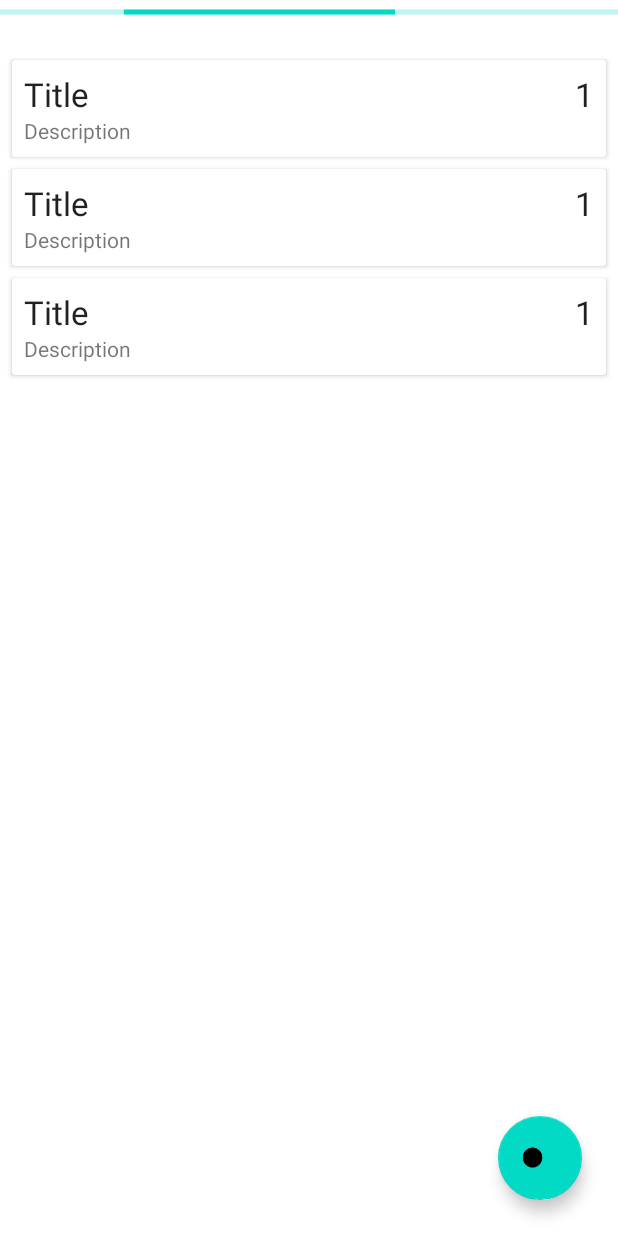
After one commit to nirzonpop192/hisabee, an Android app: the layout fragment_home.xml on its own in the app's theme, with its tools: preview values and no code run, on a phone screen of 412 x 824 dp. The commit adds this screen. Run offline under Robolectric (Android 15) with nearby library versions, the phone set to English and light mode, and no system bars.

Commit message:
implemented view model repository pagging3

```diff
--- a/app/build.gradle
+++ b/app/build.gradle
@@ -44,6 +44,8 @@ dependencies {
     implementation 'androidx.appcompat:appcompat:1.6.0'
     implementation 'com.google.android.material:material:1.8.0'
     implementation 'androidx.constraintlayout:constraintlayout:2.1.4'
+    implementation 'androidx.navigation:navigation-fragment-ktx:2.5.3'
+    implementation 'androidx.navigation:navigation-ui-ktx:2.5.3'
     testImplementation 'junit:junit:4.13.2'
     androidTestImplementation 'androidx.test.ext:junit:1.1.5'
     androidTestImplementation 'androidx.test.espresso:espresso-core:3.5.1'
@@ -67,6 +69,9 @@ dependencies {
     kapt "androidx.room:room-compiler:$room_version"
     // Kotlin Extensions and Coroutines support for Room
     implementation "androidx.room:room-ktx:$room_version"
+
+    def paging_version = "3.1.1"
+    implementation "androidx.paging:paging-runtime:$paging_version"
 }
 // Allow references to generated code
 kapt {
--- /dev/null
+++ b/app/src/main/java/com/faisal/hiasbe/data/dim.kt
@@ -0,0 +1,4 @@
+package com.faisal.hiasbe.data
+
+class dim {
+}
--- a/app/src/main/java/com/faisal/hiasbe/local/TodoDao.kt
+++ b/app/src/main/java/com/faisal/hiasbe/data/local/TodoDao.kt
@@ -1,13 +1,13 @@
-package com.faisal.hiasbe.local
+package com.faisal.hiasbe.data.local
 
 import androidx.room.*
-import com.faisal.hiasbe.model.Item
+import com.faisal.hiasbe.data.model.Item
 
 
 @Dao
 interface TodoDao {
     @Query("SELECT * FROM tbTodo")
-    fun getRepository() : List<Item>
+    fun getToDoList() : List<Item>
 
     @Insert(onConflict = OnConflictStrategy.REPLACE)
     suspend fun insert(repositoryItem: Item) : Long
--- a/app/src/main/java/com/faisal/hiasbe/local/TodoDataBase.kt
+++ b/app/src/main/java/com/faisal/hiasbe/data/local/TodoDataBase.kt
@@ -1,9 +1,9 @@
-package com.faisal.hiasbe.local
+package com.faisal.hiasbe.data.local
 
 import androidx.room.Database
 import androidx.room.RoomDatabase
 import com.faisal.hiasbe.di.ApplicationScope
-import com.faisal.hiasbe.model.Item
+import com.faisal.hiasbe.data.model.Item
 import kotlinx.coroutines.CoroutineScope
 import javax.inject.Inject
 import javax.inject.Provider
@@ -15,7 +15,7 @@ import javax.inject.Provider
 abstract class TodoDataBase : RoomDatabase() {
 
 
-    abstract fun  getTodoDao():TodoDao
+    abstract fun  getTodoDao(): TodoDao
 
 
     class Callback @Inject constructor(
--- a/app/src/main/java/com/faisal/hiasbe/model/Item.kt
+++ b/app/src/main/java/com/faisal/hiasbe/data/model/Item.kt
@@ -1,4 +1,4 @@
-package com.faisal.hiasbe.model
+package com.faisal.hiasbe.data.model
 
 import android.os.Parcelable
 import androidx.room.Entity
--- a/app/src/main/java/com/faisal/hiasbe/model/Status.kt
+++ b/app/src/main/java/com/faisal/hiasbe/data/model/Status.kt
@@ -1,4 +1,4 @@
-package com.faisal.hiasbe.model
+package com.faisal.hiasbe.data.model
 
 enum class Status {
     TODO, DONE
--- a/app/src/main/java/com/faisal/hiasbe/ui/MainActivity.kt
+++ b/app/src/main/java/com/faisal/hiasbe/ui/MainActivity.kt
@@ -3,7 +3,9 @@ package com.faisal.hiasbe.ui
 import androidx.appcompat.app.AppCompatActivity
 import android.os.Bundle
 import com.faisal.hiasbe.R
+import dagger.hilt.android.AndroidEntryPoint
 
+@AndroidEntryPoint
 class MainActivity : AppCompatActivity() {
     override fun onCreate(savedInstanceState: Bundle?) {
         super.onCreate(savedInstanceState)
--- /dev/null
+++ b/app/src/main/res/layout/fragment_home.xml
@@ -0,0 +1,49 @@
+<?xml version="1.0" encoding="utf-8"?>
+<layout xmlns:app="http://schemas.android.com/apk/res-auto"
+    xmlns:tools="http://schemas.android.com/tools"
+    xmlns:android="http://schemas.android.com/apk/res/android">
+    <androidx.constraintlayout.widget.ConstraintLayout
+        android:layout_width="match_parent"
+        android:layout_height="match_parent"
+        tools:context=".ui.HomeFragment">
+
+
+        <androidx.recyclerview.widget.RecyclerView
+            android:id="@+id/rvRepositoryList"
+            android:layout_width="0dp"
+            android:layout_height="0dp"
+            android:layout_marginTop="16dp"
+            app:layout_constraintBottom_toBottomOf="parent"
+            app:layout_constraintEnd_toEndOf="parent"
+            app:layout_constraintStart_toStartOf="parent"
+            app:layout_constraintTop_toBottomOf="@+id/progress_bar"
+            tools:listitem="@layout/row_item_repo" />
+
+
+
+        <ProgressBar
+            android:indeterminate="true"
+            android:id="@+id/progress_bar"
+            style="?android:attr/progressBarStyleHorizontal"
+            android:layout_width="0dp"
+            android:layout_height="wrap_content"
+            app:layout_constraintEnd_toEndOf="parent"
+            app:layout_constraintStart_toStartOf="@+id/rvRepositoryList"
+            app:layout_constraintTop_toTopOf="parent" />
+
+
+
+        <com.google.android.material.floatingactionbutton.FloatingActionButton
+            android:id="@+id/floatingActionButton"
+            android:layout_width="wrap_content"
+            android:layout_height="wrap_content"
+            android:layout_marginEnd="24dp"
+            android:layout_marginBottom="24dp"
+            android:clickable="true"
+            android:src="@android:drawable/btn_plus"
+            app:layout_constraintBottom_toBottomOf="parent"
+            app:layout_constraintEnd_toEndOf="parent" />
+
+    </androidx.constraintlayout.widget.ConstraintLayout>
+
+</layout>
--- /dev/null
+++ b/app/src/main/res/layout/row_item_repo.xml
@@ -0,0 +1,49 @@
+<?xml version="1.0" encoding="utf-8"?>
+<layout xmlns:android="http://schemas.android.com/apk/res/android"
+    xmlns:app="http://schemas.android.com/apk/res-auto"
+    xmlns:tools="http://schemas.android.com/tools">
+    <androidx.cardview.widget.CardView
+        android:layout_width="match_parent"
+        android:layout_height="wrap_content"
+        android:layout_marginStart="8dp"
+        android:layout_marginTop="8dp"
+        android:layout_marginEnd="8dp">
+
+
+        <RelativeLayout
+            android:layout_width="wrap_content"
+            android:layout_height="wrap_content"
+            android:padding="8dp">
+
+            <TextView
+                android:id="@+id/tv_star"
+                android:layout_width="wrap_content"
+                android:layout_height="wrap_content"
+                android:layout_alignParentEnd="true"
+                android:textAppearance="@style/TextAppearance.AppCompat.Large"
+                tools:text="1"
+                />
+
+            <TextView
+                android:id="@+id/tv_name"
+                android:layout_width="wrap_content"
+                android:layout_height="wrap_content"
+                android:layout_alignParentStart="true"
+                android:layout_toStartOf="@id/tv_star"
+                android:ellipsize="end"
+                android:maxLines="1"
+                android:textAppearance="@style/TextAppearance.AppCompat.Large"
+                tools:text="Title" />
+
+            <TextView
+
+                android:id="@+id/tv_date"
+                android:layout_width="wrap_content"
+                android:layout_height="wrap_content"
+                android:layout_below="@id/tv_name"
+                tools:text="Description" />
+
+        </RelativeLayout>
+
+    </androidx.cardview.widget.CardView>
+</layout>
--- a/app/src/main/res/values/strings.xml
+++ b/app/src/main/res/values/strings.xml
@@ -1,3 +1,5 @@
 <resources>
     <string name="app_name">Hiasbe</string>
+    <!-- TODO: Remove or change this placeholder text -->
+    <string name="hello_blank_fragment">Hello blank fragment</string>
 </resources>
```
Also changed, not shown: app/src/main/java/com/faisal/hiasbe/adpter/OnItemClickListener.kt (added, +7 -0 lines), app/src/main/java/com/faisal/hiasbe/adpter/TodoPagingAdapter.kt (added, +57 -0 lines), app/src/main/java/com/faisal/hiasbe/di/DatabaseModule.kt (+5 -5 lines), app/src/main/java/com/faisal/hiasbe/paging/TodoPagingSource.kt (added, +42 -0 lines), app/src/main/java/com/faisal/hiasbe/repository/HomeRepository.kt (added, +50 -0 lines), app/src/main/java/com/faisal/hiasbe/ui/HomeFragment.kt (added, +114 -0 lines), app/src/main/java/com/faisal/hiasbe/view_model/HomeViewModel.kt (added, +61 -0 lines), app/src/main/res/layout/activity_main.xml (+16 -15 lines), app/src/main/res/navigation/nav.xml (added, +11 -0 lines).
